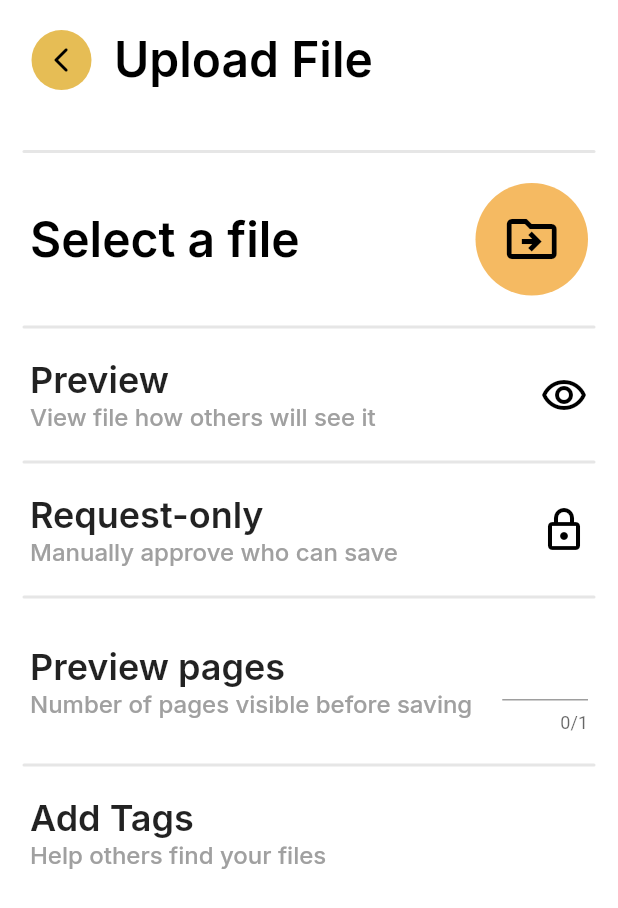
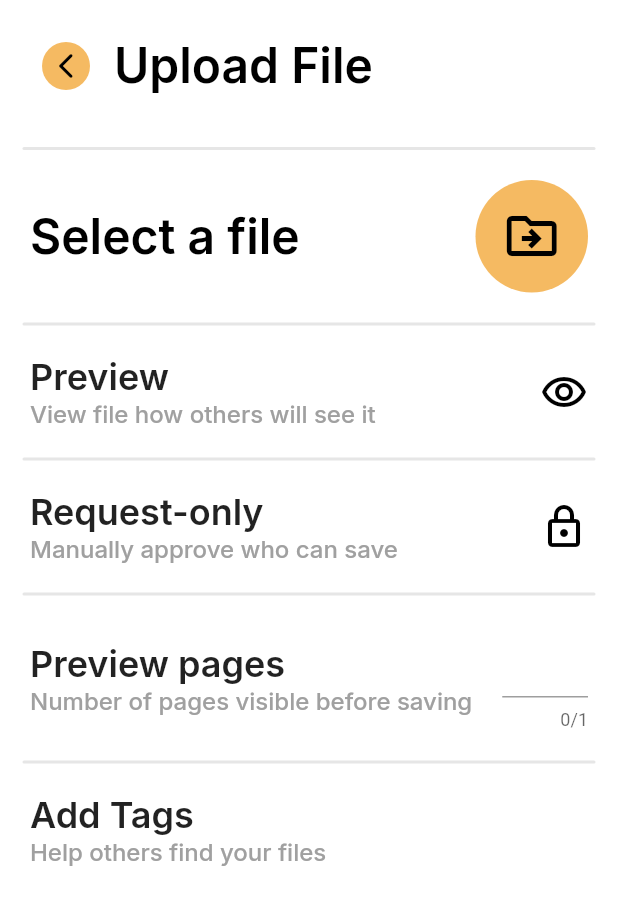
Before and after one commit to zyrrus/dropnote, a Flutter app: the DocumentsPage screen opened directly, after a tap on the "add" icon, on a phone screen of 412 x 824 dp. Shown: the top 908 px of the screen. Run offline on Flutter 3.47's test engine with Material 2 defaults, Android fonts, the light colour scheme and no system bars; our stand-ins replace cloud_firestore, file_picker, firebase_auth, firebase_core, firebase_storage, flutter_svg and 1 more; missing offline and left inert: alh_pdf_view, thumbnailer; accounts and stored records are empty; network calls fail.

Commit message:
Revert "Merge branch 'develop' of https://github.com/zyrrus/dropnote into develop"
This reverts commit b900c69e90aa5d630de0b383a60b83320a494e91, reversing
changes made to 4b5995d16932d0642d0f1e1df9757c37873b2f47.

```diff
--- a/lib/pages/core/core_page.dart
+++ b/lib/pages/core/core_page.dart
@@ -40,8 +40,8 @@ class _CorePageState extends State<CorePage> {
               selectedIndex: _selectedPageIndex,
               onTap: changePage,
             ),
-            child: IndexedStack(index: _selectedPageIndex, children: _pages),
-            // child: _pages[_selectedPageIndex],
+            // child: IndexedStack(index: _selectedPageIndex, children: _pages),
+            child: _pages[_selectedPageIndex],
           );
         } else if (snapshot.connectionState == ConnectionState.waiting) {
           return const Center(child: CircularProgressIndicator());
--- a/lib/pages/core/debug_page.dart
+++ b/lib/pages/core/debug_page.dart
@@ -429,8 +429,8 @@ class _ViewAllFilesState extends State<ViewAllFiles> {
         ...allFiles
             .map((e) => FileListItem(
                 fileStyle: (isMyFile(e))
-                    ? FileInfoStyle.uploadedDoc
-                    : FileInfoStyle.deleteableDoc,
+                    ? FileInfoStyle.uploaded
+                    : FileInfoStyle.saved,
                 fileData: e))
             .toList(),
         ElevatedButton(onPressed: getAllFiles, child: Text("View All Files"))
--- a/lib/pages/core/discover_page.dart
+++ b/lib/pages/core/discover_page.dart
@@ -2,10 +2,8 @@ import 'dart:math';
 
 import 'package:dropnote/api/files.dart';
 import 'package:dropnote/api/schools.dart';
-import 'package:dropnote/models/file.dart';
+import 'package:dropnote/api/users.dart';
 import 'package:dropnote/models/user.dart';
-import 'package:dropnote/pages/core/people_page.dart';
-import 'package:dropnote/api/users.dart';
 import 'package:dropnote/widgets/avatar_list_item.dart';
 import 'package:dropnote/widgets/bar.dart';
 import 'package:dropnote/widgets/file_list_item.dart';
@@ -16,58 +14,34 @@ import 'package:dropnote/widgets/title_bar.dart';
 import 'package:flutter/material.dart';
 
 const tmpTagNames = [
-  "numqua!!",
+  "numquam",
   "maiores",
   "nostrum",
   "lorem",
   "ipsum",
 ];
 
-class DiscoverPage extends StatefulWidget {
+class DiscoverPage extends StatelessWidget {
   const DiscoverPage({super.key});
 
-  @override
-  State<DiscoverPage> createState() => _DiscoverPageState();
-}
-
-class _DiscoverPageState extends State<DiscoverPage> {
   List<Widget> getTags() => tmpTagNames.map((e) => Tag(e)).toList();
-  List<DNUser> people = [];
-  List<DNFile> files = [];
 
   Future<List<Widget>> getPeople() async {
-    List<DNUser> people = await UserAPI.getAllUsers();
-    setState(() => this.people = people);
-    return people
+    List<DNUser> users = await UserAPI.getAllUsers();
+    return users
         .map((e) => AvatarListItem(label: e.name, imageURL: e.profilePicture))
         .toList();
   }
 
   Future<List<Widget>> getFiles() async {
     var files = await FileAPI.getAllFiles();
-    var me = await UserAPI.getCurrent();
-
-    FileInfoStyle getStyle(String otherID) {
-      bool isMine = me.uploadedFiles?.contains(otherID) ?? false;
-      bool isSaved = me.savedFiles?.contains(otherID) ?? false;
-
-      if (isMine) {
-        return FileInfoStyle.uploadedDoc;
-      } else if (isSaved) {
-        return FileInfoStyle.deleteableDoc;
-      } else {
-        return FileInfoStyle.saveableDoc;
-      }
-    }
-
-    setState(() => this.files = files);
     return files
         .map((e) => SizedBox(
               width: 300.0,
               child: FileListItem(
-                height: 300.0 * 9.0 / 16.0,
-                fileStyle: getStyle(e.fileID),
+                fileStyle: FileInfoStyle.saved,
                 fileData: e,
+                onIconPressed: () {},
               ),
             ))
         .toList();
@@ -88,17 +62,8 @@ class _DiscoverPageState extends State<DiscoverPage> {
           const Bar(),
           const SubtitleBar(title: "Tags you may like"),
           HorizontalList(spacing: 10.0, children: getTags()),
-          const Divider(),
-          SubtitleBar(
-              title: "People from your school",
-              onIconPressed: () {
-                Navigator.push(
-                  context,
-                  MaterialPageRoute(
-                    builder: (context) => PeoplePage(people: people),
-                  ),
-                );
-              }),
+          const Bar(),
+          SubtitleBar(title: "People from your school", onIconPressed: () {}),
           AsyncHorizontalList(source: getPeople),
           const Bar(),
           SubtitleBar(title: "Popular Files", onIconPressed: () {}),
--- a/lib/pages/docs_upload_tab.dart
+++ b/lib/pages/docs_upload_tab.dart
@@ -14,8 +14,21 @@ class DocsUploadTab extends StatelessWidget {
           .map((e) => Padding(
                 padding: EdgeInsets.only(bottom: DropNote.pagePadding),
                 child: FileListItem(
-                  fileStyle: FileInfoStyle.uploadedDoc,
+                  fileStyle: FileInfoStyle.uploaded,
                   fileData: e,
+                  onIconPressed: () => showModalBottomSheet(
+                    enableDrag: true,
+                    isScrollControlled: true,
+                    backgroundColor: DropNote.colors.background,
+                    shape: const RoundedRectangleBorder(
+                      borderRadius: BorderRadius.only(
+                        topLeft: Radius.circular(60.0),
+                        topRight: Radius.circular(60.0),
+                      ),
+                    ),
+                    context: context,
+                    builder: (context) => DocsBottomSheet(),
+                  ),
                 ),
               ))
           .toList();
--- a/lib/pages/upload_page.dart
+++ b/lib/pages/upload_page.dart
@@ -178,7 +178,7 @@ class _SelectFileState extends State<SelectFile> {
               children: [
                 Text("Currently selected", style: DropNote.textStyles.h2),
                 FileListItem(
-                  fileStyle: FileInfoStyle.uploadingFile,
+                  fileStyle: FileInfoStyle.uploading,
                   fileData: file!,
                 ),
               ],
--- a/lib/widgets/title_bar.dart
+++ b/lib/widgets/title_bar.dart
@@ -14,7 +14,6 @@ class _TitleBar extends StatelessWidget {
     this.showBackButton = false,
     this.suffixIcon,
     this.isLarge = true,
-    void Function()? onTap,
   });
 
   Widget getTitle() => Text(
@@ -35,19 +34,19 @@ class _TitleBar extends StatelessWidget {
               ? Row(
                   mainAxisAlignment: MainAxisAlignment.start,
                   children: [
-                    CircleAvatar(
-                      radius: 20,
-                      backgroundColor: Color.fromARGB(176, 219, 159, 9),
-                      child: IconButton(
-                        onPressed: () => Navigator.pop(context),
-                        icon: Icon(
-                          Icons.arrow_back_ios_rounded,
+                    IconButton(
+                      onPressed: () => Navigator.pop(context),
+                      icon: CircleAvatar(
+                        radius: 30,
+                        backgroundColor: DropNote.colors.primary,
+                        child: Icon(
+                          Icons.arrow_back_ios_new_rounded,
                           size: 20.0,
                           color: DropNote.colors.foreground,
                         ),
                       ),
                     ),
-                    const Padding(padding: EdgeInsets.only(right: 15)),
+                    const SizedBox(width: 8.0),
                     getTitle(),
                   ],
                 )
@@ -65,14 +64,6 @@ class TitleBar extends StatelessWidget {
   final bool showBackButton;
   final Widget? suffixIcon;
   final bool isLarge;
-  final void Function()? onIconPressed;
-
-  // Attempt to add padding to modular file
-  // final double? padding_left = 1.0;
-  // final double? padding_right;
-  // final double? padding_top;
-  // final double? padding_bottom;
-
 
   const TitleBar({
     super.key,
@@ -80,26 +71,17 @@ class TitleBar extends StatelessWidget {
     this.showBackButton = false,
     this.suffixIcon,
     this.isLarge = true,
-    this.onIconPressed,
-
-    // delete if it doesn't work
-    // this.padding_left,
-    // this.padding_right,
-    // this.padding_top,
-    // this.padding_bottom,
   });
 
   @override
   Widget build(BuildContext context) {
     return Padding(
-      padding: const EdgeInsets.only(
-          left: 1, top: 20, bottom: 20),
+      padding: const EdgeInsets.only(top: 20.0, bottom: 10.0),
       child: _TitleBar(
         title: title,
         showBackButton: showBackButton,
         suffixIcon: suffixIcon,
         isLarge: isLarge,
-        onTap: onIconPressed,
       ),
     );
   }
```
Also changed, not shown: lib/api/files.dart (+0 -48 lines), lib/api/users.dart (+0 -10 lines), lib/pages/core/people_page.dart (deleted, +0 -30 lines), lib/pages/docs_saved_tab.dart (+14 -1 lines), lib/widgets/file_list_item.dart (+24 -101 lines), lib/widgets/people_list_item.dart (deleted, +0 -53 lines), lib/widgets/text_button.dart (+3 -4 lines), lib/widgets/people_div_item.dart (deleted), 1 other file.
